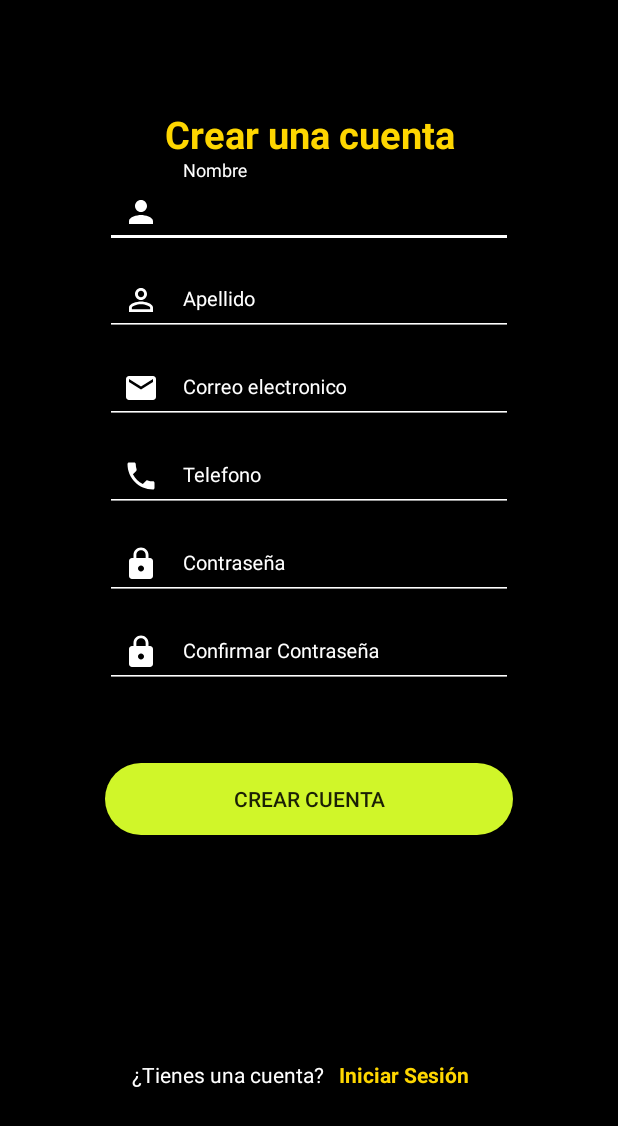
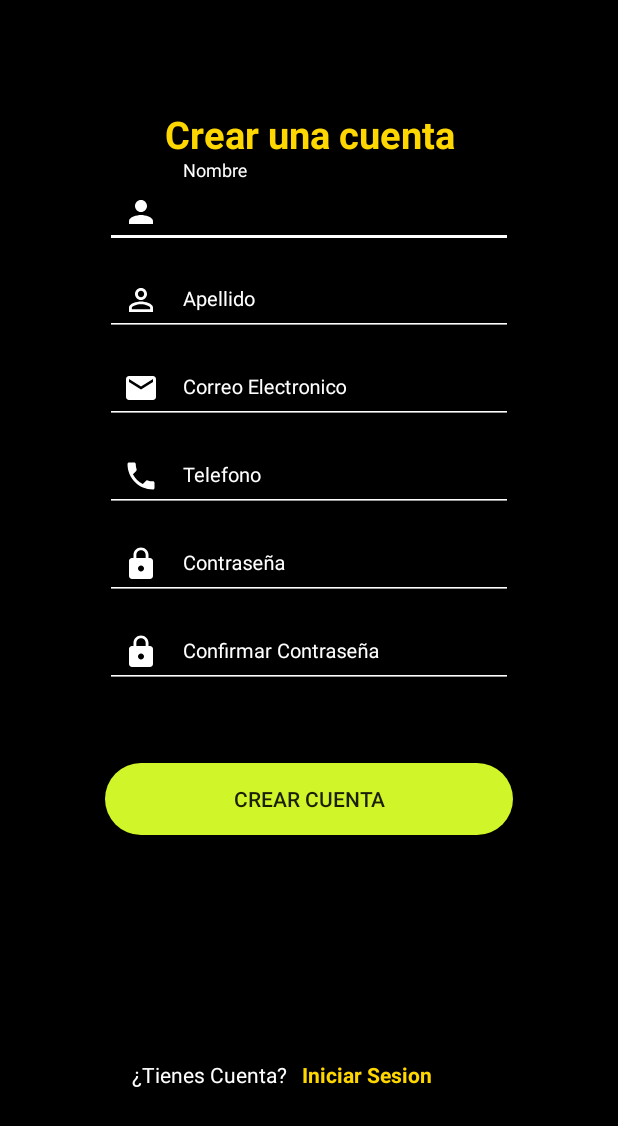
Before and after one commit to Gissela25/Ooober, an Android app: the screen it shows after launch (RegisterActivity), after a tap on "CREAR CUENTA", on a phone screen of 412 x 824 dp. Shown: the top 1126 px of the screen. Run offline under Robolectric (Android 15) with nearby library versions, the phone set to English and light mode, and no system bars; our stand-ins replace Firebase (no records; nobody signed in at launch, a user with empty details on screens opened directly).

Commit message:
Oober driver
Update OOber driver string

```diff
--- a/OooberDriver/app/src/main/res/layout/activity_home.xml
+++ b/OooberDriver/app/src/main/res/layout/activity_home.xml
@@ -23,7 +23,7 @@
             android:id="@+id/btnCaccount"
             android:layout_width="match_parent"
             android:layout_height="wrap_content"
-            android:text="@string/btn_homeCreateAcc"
+            android:text="Crear Cuenta"
             android:layout_marginRight="30dp"
             android:layout_marginLeft="30dp"
             android:layout_marginTop="180dp"
--- a/OooberDriver/app/src/main/res/layout/activity_map.xml
+++ b/OooberDriver/app/src/main/res/layout/activity_map.xml
@@ -17,7 +17,7 @@
         android:id="@+id/btnConnect"
         android:layout_width="match_parent"
         android:layout_height="wrap_content"
-        android:text="CONECTARSE"
+        android:text="@string/txt_connect"
         android:background="@drawable/rounded_button"
         android:layout_gravity="bottom"
         android:layout_marginBottom="50dp"
@@ -30,7 +30,7 @@
         android:id="@+id/btnDisconnect"
         android:layout_width="match_parent"
         android:layout_height="wrap_content"
-        android:text="DESCONECTARSE"
+        android:text="@string/txt_Dconnect"
         android:background="@drawable/rounded_button"
         android:layout_gravity="bottom"
         app:backgroundTint="@color/grey"
--- a/OooberDriver/app/src/main/res/layout/activity_register.xml
+++ b/OooberDriver/app/src/main/res/layout/activity_register.xml
@@ -31,7 +31,7 @@
             <TextView
                 android:layout_width="match_parent"
                 android:layout_height="wrap_content"
-                android:text="Crear una cuenta"
+                android:text="@string/txt_createacc"
                 android:textAlignment="center"
                 android:textColor="@color/yellow"
                 android:textSize="25sp"
@@ -49,7 +49,7 @@
                     android:id="@+id/tvname"
                     android:layout_width="match_parent"
                     android:layout_height="wrap_content"
-                    android:hint="Nombre"
+                    android:hint="@string/hint_name"
                     android:inputType="text"
                     android:textColor="@color/white"
                     android:textSize="13sp"
@@ -70,7 +70,7 @@
                     android:id="@+id/tvlastname"
                     android:layout_width="match_parent"
                     android:layout_height="wrap_content"
-                    android:hint="Apellido"
+                    android:hint="@string/hint_Lname"
                     android:inputType="text"
                     android:textColor="@color/white"
                     android:textSize="13sp"
@@ -91,7 +91,7 @@
                     android:id="@+id/tvRemail"
                     android:layout_width="match_parent"
                     android:layout_height="wrap_content"
-                    android:hint="Correo electronico"
+                    android:hint="@string/hint_mail"
                     android:inputType="textEmailAddress"
                     android:textColor="@color/white"
                     android:textSize="13sp"
@@ -113,7 +113,7 @@
                     android:id="@+id/tvphone"
                     android:layout_width="match_parent"
                     android:layout_height="wrap_content"
-                    android:hint="Telefono"
+                    android:hint="@string/hint_phone"
                     android:inputType="phone"
                     android:textColor="@color/white"
                     android:textSize="13sp"
@@ -134,7 +134,7 @@
                     android:id="@+id/tvpassword"
                     android:layout_width="match_parent"
                     android:layout_height="wrap_content"
-                    android:hint="Contraseña"
+                    android:hint="@string/hint_password"
                     android:inputType="textPassword"
                     android:textColor="@color/white"
                     android:textSize="13sp" />
@@ -153,7 +153,7 @@
                     android:id="@+id/tvCpassword"
                     android:layout_width="match_parent"
                     android:layout_height="wrap_content"
-                    android:hint="Confirmar Contraseña"
+                    android:hint="@string/hint_confirmpassword"
                     android:inputType="textPassword"
                     android:textColor="@color/white"
                     android:textSize="13sp" />
@@ -169,7 +169,7 @@
                 android:layout_marginTop="50dp"
                 android:layout_marginRight="30dp"
                 android:background="@drawable/rounded_button"
-                android:text="Crear Cuenta" />
+                android:text="@string/btn_homeCreateAcc" />
 
             <LinearLayout
                 android:layout_width="match_parent"
@@ -181,7 +181,7 @@
                     android:layout_height="wrap_content"
                     android:layout_marginLeft="48dp"
                     android:layout_marginTop="150dp"
-                    android:text="¿Tienes una cuenta?"
+                    android:text="@string/txt_Doyouhaveaccount"
                     android:textColor="@color/white" />
 
                 <TextView
@@ -191,7 +191,7 @@
                     android:layout_marginStart="10dp"
                     android:layout_marginTop="150dp"
                     android:clickable="true"
-                    android:text="Iniciar Sesión"
+                    android:text="@string/btn_homeLogIn"
                     android:textColor="@color/yellow"
                     android:textStyle="bold" />
 
--- a/OooberDriver/app/src/main/res/values/strings.xml
+++ b/OooberDriver/app/src/main/res/values/strings.xml
@@ -8,4 +8,24 @@
 
     <string name="btn_homeCreateAcc">Crear Cuenta</string>
     <string name="btn_homeLogIn">Iniciar Sesion</string>
+
+    <string name="txt_hi">Hola de nuevo </string>
+    <string name="hint_mail">Correo Electronico </string>
+    <string name="hint_password">Contraseña</string>
+    <string name="txt_noaccount">¿No tienes cuenta?</string>
+    <string name="txt_connect">CONECTARSE</string>
+    <string name="txt_Dconnect">DESCONECTARSE</string>
+    <string name="txt_createacc">Crear una cuenta</string>
+    <string name="hint_name">Nombre</string>
+    <string name="hint_Lname">Apellido</string>
+    <string name="hint_phone">Telefono</string>
+    <string name="hint_confirmpassword">Confirmar Contraseña</string>
+    <string name="txt_Doyouhaveaccount">¿Tienes Cuenta?</string>
+    <string name="txt_LogIn">Iniciar Sesion</string>
+    <string name="txt_LogInwithemail">Iniciar Sesion Con Correo</string>
+    <string name="txt_LogInwithgoogle">Iniciar Sesion Con Google</string>
+    <string name="txt_LogInwithfacebook">Iniciar Sesion Con Facebook</string>
+    <string name="txt_FirstTime">¿Es la primera vez que visitas Ooober?</string>
+
+
 </resources>
```
Also changed, not shown: OooberDriver/app/src/main/res/layout/activity_main.xml (+6 -6 lines), OooberDriver/app/src/main/res/layout/activity_sign_in.xml (+6 -6 lines), 2 other files.
